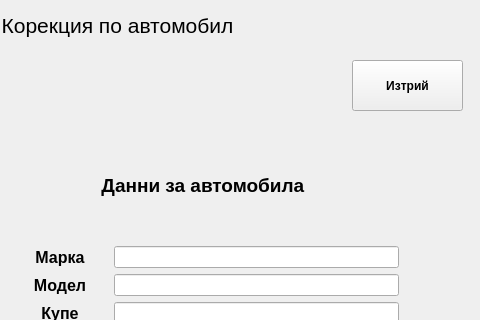
Qt form removechangeauto.ui (JohnnyBrawo/CarServ) before a commit; both pictures show x 248 to 728 and y 0 to 320 of the 728 by 563 pixel window.
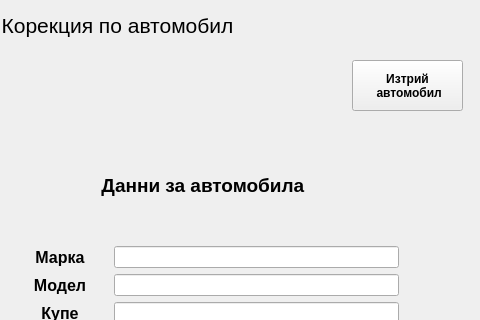
The same form after that commit.

The edit to the form file:
```diff
--- a/removechangeauto.ui
+++ b/removechangeauto.ui
@@ -327,7 +327,8 @@
     </font>
    </property>
    <property name="text">
-    <string>Изтрий</string>
+    <string>Изтрий 
+ автомобил</string>
    </property>
   </widget>
   <widget class="QPushButton" name="Button_Add">
```
